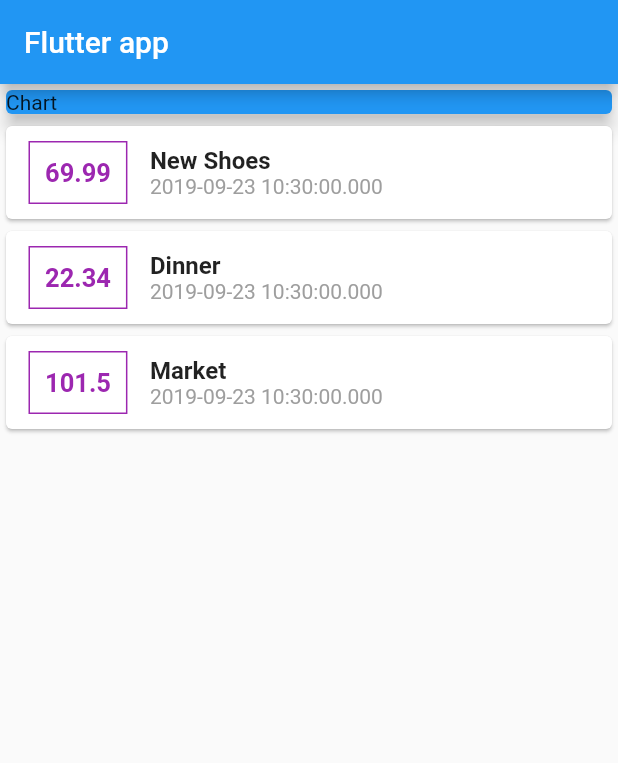
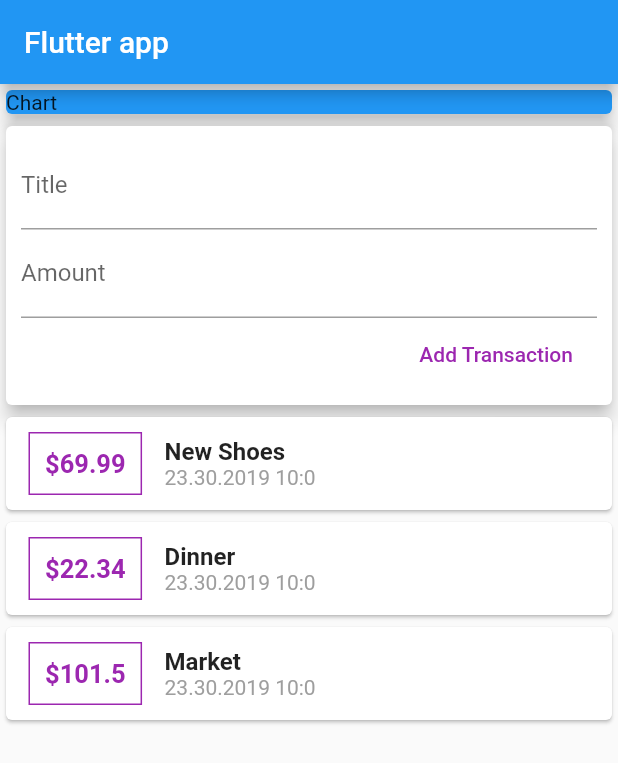
Before and after one commit to mehmetyilmaz001/flutter_widgets, a Flutter app: the screen it shows after launch, on a phone screen of 412 x 824 dp. Shown: the top 763 px of the screen. Run offline on Flutter 3.47's test engine with Material 2 defaults, Android fonts, the phone set to English and light mode, and no system bars.

Commit message:
User input and widget splitting

```diff
--- a/lib/main.dart
+++ b/lib/main.dart
@@ -1,16 +1,10 @@
 import 'package:flutter/material.dart';
-import './transaction.dart';
+import './widgets/user_transactions.dart';
 
 void main() => runApp(MyApp());
 
 class MyApp extends StatelessWidget {
-  final List<Transaction> transactions = [
-    Transaction(
-        id: 't1', title: 'New Shoes', amount: 69.99, date: DateTime.now()),
-    Transaction(id: 't2', title: 'Dinner', amount: 22.34, date: DateTime.now()),
-    Transaction(
-        id: 't3', title: 'Market', amount: 101.50, date: DateTime.now()),
-  ];
+
   @override
   Widget build(BuildContext context) {
     return MaterialApp(
@@ -19,8 +13,8 @@ class MyApp extends StatelessWidget {
         title: Text('Flutter app'),
       ),
       body: Column(
-        mainAxisAlignment:
-            MainAxisAlignment.start, // verticial aligment for column
+        // mainAxisAlignment:
+        //     MainAxisAlignment.start, // verticial aligment for column
         crossAxisAlignment:
             CrossAxisAlignment.stretch, //horizontal aligment for column
         children: <Widget>[
@@ -32,36 +26,8 @@ class MyApp extends StatelessWidget {
               elevation: 5,
             ),
           ),
-          Column(
-              children: transactions.map((tx) {
-            return Card(
-              child: Row(
-                children: <Widget>[
-                  Container(
-                    margin: EdgeInsets.symmetric(vertical: 10, horizontal: 15),
-                    decoration: BoxDecoration(
-                        border: Border.all(color: Colors.purple, width: 1)),
-                    padding: EdgeInsets.all(10),
-                    child: Text(
-                      tx.amount.toString(),
-                      style: TextStyle(
-                          fontWeight: FontWeight.bold,
-                          fontSize: 17,
-                          color: Colors.purple),
-                    ),
-                  ),
-                  Column(
-                    mainAxisAlignment: MainAxisAlignment.center,
-                    crossAxisAlignment: CrossAxisAlignment.start,
-                    children: <Widget>[
-                      Text(tx.title, style: TextStyle(fontSize: 16, fontWeight: FontWeight.bold),),
-                      Text(tx.date.toString(), style: TextStyle(color: Colors.grey),),
-                    ],
-                  )
-                ],
-              ),
-            );
-          }).toList())
+          UserTransactions()
+
         ],
       ),
     ));
--- /dev/null
+++ b/lib/widgets/new_transaction.dart
@@ -0,0 +1,41 @@
+import 'package:flutter/material.dart';
+
+class NewTransaction extends StatelessWidget {
+  final Function addHandler;
+  final titleController = TextEditingController();
+  final amountController = TextEditingController();
+
+  NewTransaction(this.addHandler);
+
+  @override
+  Widget build(BuildContext context) {
+    return Card(
+      elevation: 5,
+      child: Container(
+        padding: EdgeInsets.all(10),
+        child: Column(
+          crossAxisAlignment: CrossAxisAlignment.end,
+          children: <Widget>[
+            TextField(
+              decoration: InputDecoration(labelText: 'Title'),
+              //onChanged: (val) => titleInput = val,
+              controller: titleController,
+            ),
+            TextField(
+              decoration: InputDecoration(labelText: 'Amount'),
+              //onChanged: (val) => amountInput = val,
+              controller: amountController,
+            ),
+            FlatButton(
+              child: Text('Add Transaction'),
+              onPressed: () {
+                addHandler(titleController.text, double.parse(amountController.text));
+              },
+              textColor: Colors.purple,
+            )
+          ],
+        ),
+      ),
+    );
+  }
+}
--- /dev/null
+++ b/lib/widgets/transaction_list.dart
@@ -0,0 +1,54 @@
+import 'package:flutter/material.dart';
+import 'package:intl/intl.dart';
+
+import '../models/transaction.dart';
+
+class TransactionList extends StatelessWidget {
+
+  final List<Transaction> transactions;
+
+  TransactionList(this.transactions);
+
+  @override
+  Widget build(BuildContext context) {
+    return Container(
+      child: Column(
+              children: transactions.map((tx) {
+            return Card(
+              child: Row(
+                children: <Widget>[
+                  Container(
+                    margin: EdgeInsets.symmetric(vertical: 10, horizontal: 15),
+                    decoration: BoxDecoration(
+                        border: Border.all(color: Colors.purple, width: 1)),
+                    padding: EdgeInsets.all(10),
+                    child: Text(
+                      '\$${tx.amount}',
+                      style: TextStyle(
+                          fontWeight: FontWeight.bold,
+                          fontSize: 17,
+                          color: Colors.purple),
+                    ),
+                  ),
+                  Column(
+                    mainAxisAlignment: MainAxisAlignment.center,
+                    crossAxisAlignment: CrossAxisAlignment.start,
+                    children: <Widget>[
+                      Text(
+                        tx.title,
+                        style: TextStyle(
+                            fontSize: 16, fontWeight: FontWeight.bold),
+                      ),
+                      Text(
+                        DateFormat('dd.mm.yyyy H:s').format(tx.date),
+                        style: TextStyle(color: Colors.grey),
+                      ),
+                    ],
+                  )
+                ],
+              ),
+            );
+          }).toList()),
+    );
+  }
+}
--- /dev/null
+++ b/lib/widgets/user_transactions.dart
@@ -0,0 +1,38 @@
+import 'package:flutter/material.dart';
+import '../models/transaction.dart';
+import './new_transaction.dart';
+import './transaction_list.dart';
+
+class UserTransactions extends StatefulWidget {
+  UserTransactions({Key key}) : super(key: key);
+
+  _UserTransactionsState createState() => _UserTransactionsState();
+}
+
+class _UserTransactionsState extends State<UserTransactions> {
+  final List<Transaction> _transactions = [
+    Transaction(
+        id: 't1', title: 'New Shoes', amount: 69.99, date: DateTime.now()),
+    Transaction(id: 't2', title: 'Dinner', amount: 22.34, date: DateTime.now()),
+    Transaction(
+        id: 't3', title: 'Market', amount: 101.50, date: DateTime.now()),
+  ];
+
+  void _adNewTransaction(String title, double amount) {
+    final newItem = Transaction(
+        title: title,
+        amount: amount,
+        date: DateTime.now(),
+        id: DateTime.now().toString());
+
+    setState(() {
+      _transactions.add(newItem);
+    });
+  }
+
+  @override
+  Widget build(BuildContext context) {
+    return Column(
+        children: <Widget>[NewTransaction(_adNewTransaction), TransactionList(_transactions)]);
+  }
+}
--- a/pubspec.yaml
+++ b/pubspec.yaml
@@ -20,6 +20,7 @@ dependencies:
   flutter:
     sdk: flutter
 
+
   # The following adds the Cupertino Icons font to your application.
   # Use with the CupertinoIcons class for iOS style icons.
   cupertino_icons: ^0.1.2
@@ -27,7 +28,7 @@ dependencies:
 dev_dependencies:
   flutter_test:
     sdk: flutter
-
+  intl: ^0.16.0
 
 # For information on the generic Dart part of this file, see the
 # following page: https://dart.dev/tools/pub/pubspec
```
Also changed, not shown: lib/models/transaction.dart (renamed from lib/transaction.dart), pubspec.lock.
